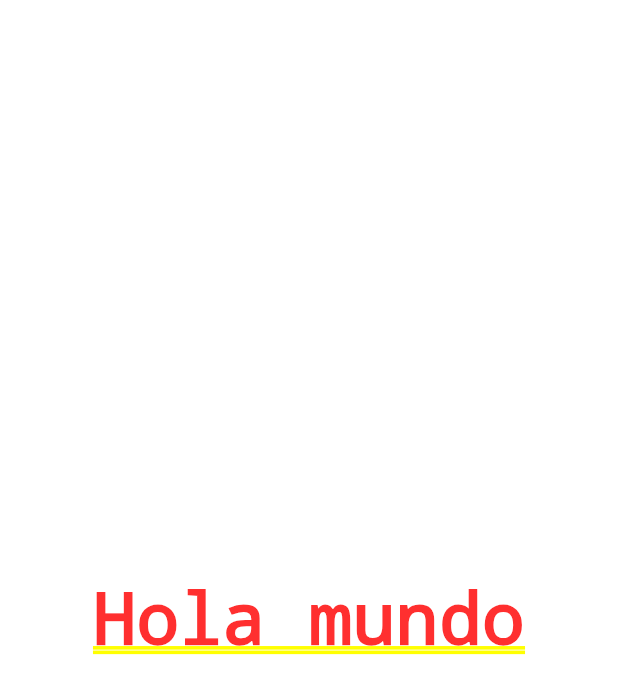
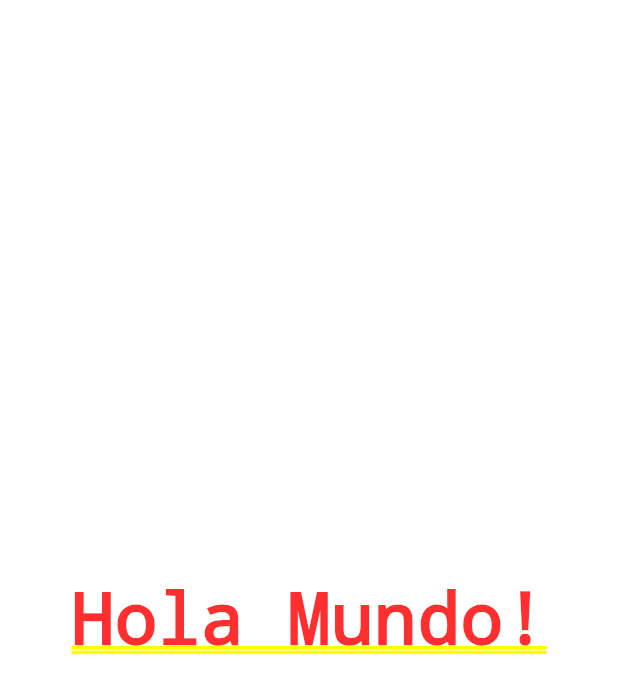
Before and after one commit to hijuliancode/flutter_counter, a Flutter app: the screen it shows after launch, on a phone screen of 412 x 824 dp. Shown: the top 694 px of the screen. Run offline on Flutter 3.47's test engine with Material 2 defaults, Android fonts, the phone set to English and light mode, and no system bars.

Commit message:
Separando la lógica en varios archivos

```diff
--- a/lib/main.dart
+++ b/lib/main.dart
@@ -1,17 +1,7 @@
 import 'package:flutter/material.dart';
 
+import 'package:flutter_couter/src/app.dart';
+
 void main() {
-  runApp(new MyApp());
+  runApp( MyApp() );
 }
-
-class MyApp extends StatelessWidget {
-
-  @override
-  Widget build( context ) {
-    return MaterialApp (
-      home: Center(
-        child: Text('Hola mundo'),
-      )
-    );
-  }
-}
--- /dev/null
+++ b/lib/src/app.dart
@@ -0,0 +1,13 @@
+import 'package:flutter/material.dart';
+
+class MyApp extends StatelessWidget {
+
+  @override
+  Widget build( context ) {
+    return MaterialApp (
+      home: Center(
+        child: Text('Hola Mundo!'),
+      )
+    );
+  }
+}
```
